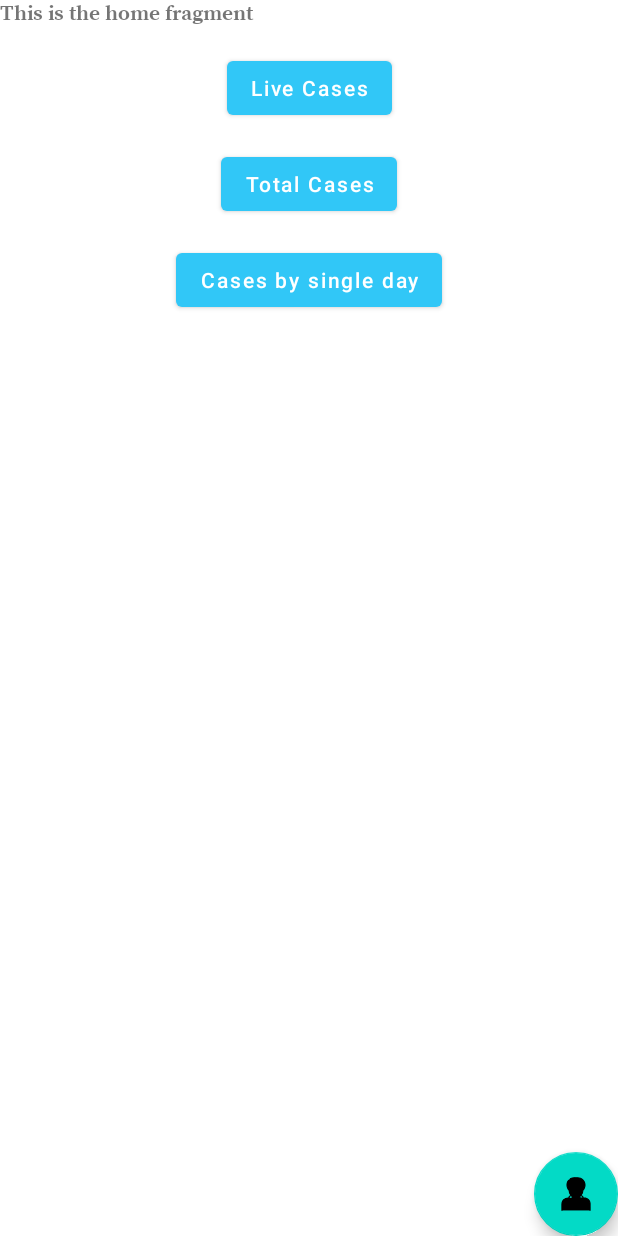
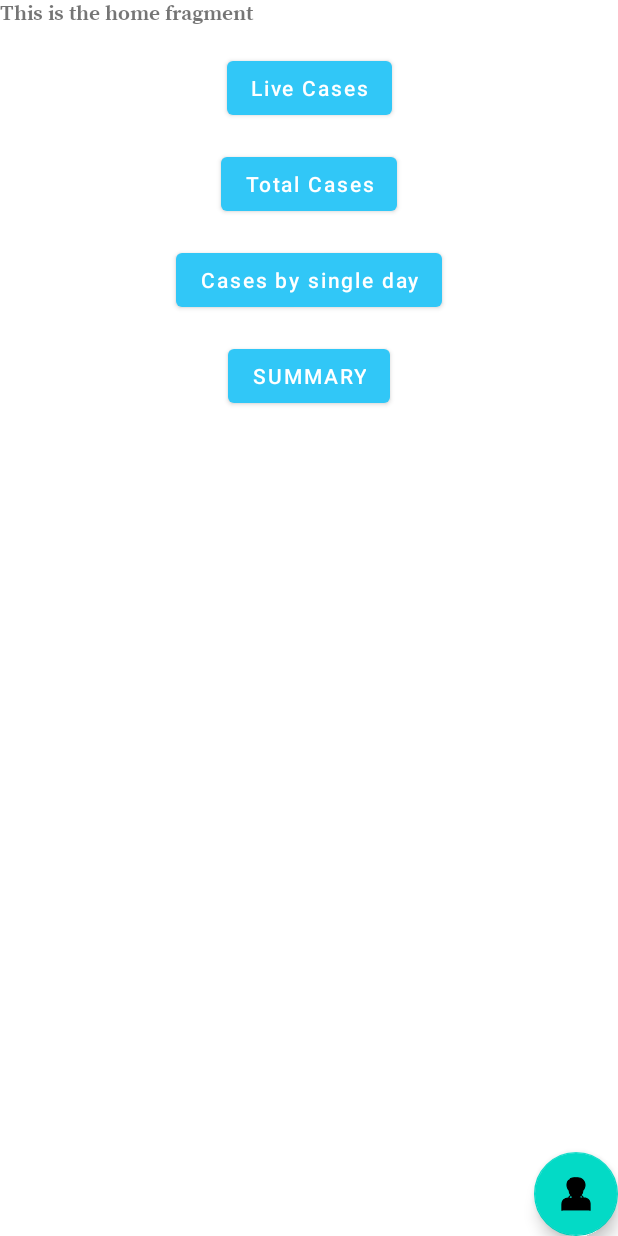
Before and after one commit to KSIH-project/KSIH-Covid19-App, an Android app: the layout home_fragment.xml on its own in the app's theme, with its tools: preview values and no code run, on a phone screen of 412 x 824 dp. Run offline under Robolectric (Android 15) with nearby library versions, the phone set to English and light mode, and no system bars; network calls fail; Roboto replaces fonts that are not available here.

Commit message:
finished fixing conflicts

```diff
--- a/app/src/main/AndroidManifest.xml
+++ b/app/src/main/AndroidManifest.xml
@@ -5,13 +5,14 @@
     <uses-permission android:name="android.permission.ACCESS_NETWORK_STATE" />
     <uses-permission android:name="android.permission.INTERNET"/>
     <application
+        android:name=".FlagEmojiApplication"
         android:allowBackup="true"
         android:icon="@mipmap/ic_launcher"
         android:label="@string/app_name"
         android:roundIcon="@mipmap/ic_launcher_round"
         android:supportsRtl="true"
         android:theme="@style/AppTheme">
-        <activity android:name=".MainActivity"
+        <activity android:name=".ui.MainActivity"
             android:label="@string/app_name">
             <intent-filter>
                 <action android:name="android.intent.action.MAIN" />
--- a/app/src/main/java/com/android/ksih_covid_19_app/ui/MainActivity.kt
+++ b/app/src/main/java/com/android/ksih_covid_19_app/ui/MainActivity.kt
@@ -13,9 +13,6 @@ class MainActivity : AppCompatActivity() {
         super.onCreate(savedInstanceState)
         setContentView(R.layout.activity_main)
 
-        mNavController = Navigation.findNavController(this,
-            R.id.fragment
-        )
         mNavController = Navigation.findNavController(this, R.id.fragment)
         setDestinationListener()
 
--- a/app/src/main/java/com/android/ksih_covid_19_app/ui/home/HomeFragment.kt
+++ b/app/src/main/java/com/android/ksih_covid_19_app/ui/home/HomeFragment.kt
@@ -36,6 +36,10 @@ class HomeFragment : Fragment(R.layout.home_fragment) {
             findNavController(it).navigate(R.id.dayOneTotalFragment)
         }
 
+        summary_button.setOnClickListener {
+            findNavController(it).navigate(R.id.summaryFragment)
+        }
+
         val bottomSheetBehavior =
             BottomSheetBehavior.from(prevention_bottom_sheet)
 
--- a/app/src/main/java/com/android/ksih_covid_19_app/ui/summary/MainSummaryViewModel.kt
+++ b/app/src/main/java/com/android/ksih_covid_19_app/ui/summary/MainSummaryViewModel.kt
@@ -2,6 +2,7 @@ package com.android.ksih_covid_19_app.ui.summary
 
 import androidx.lifecycle.MutableLiveData
 import com.android.ksih_covid_19_app.dataSource.BaseRepository
+import com.android.ksih_covid_19_app.dataSource.Repository
 import com.android.ksih_covid_19_app.model.Country
 
 class MainSummaryViewModel : SummaryViewModel() {
@@ -10,7 +11,7 @@ class MainSummaryViewModel : SummaryViewModel() {
 
     fun fetchSummaryList(){
         dataLoading.value = true
-        BaseRepository.getInstance().getSummaryList { isSuccess, response ->
+        Repository.getInstance().getSummaryList { isSuccess, response ->
             dataLoading.value = false
             if (isSuccess) {
                 summaryList.value = response?.Countries
--- a/app/src/main/res/layout/home_fragment.xml
+++ b/app/src/main/res/layout/home_fragment.xml
@@ -53,6 +53,16 @@
             app:layout_constraintEnd_toEndOf="parent"
             app:layout_constraintStart_toStartOf="parent"
             app:layout_constraintTop_toBottomOf="@id/button_total_cases" />
+
+        <Button
+            android:id="@+id/summary_button"
+            android:layout_width="wrap_content"
+            android:layout_height="wrap_content"
+            android:layout_marginTop="16dp"
+            android:text="Summary"
+            app:layout_constraintEnd_toEndOf="parent"
+            app:layout_constraintStart_toStartOf="parent"
+            app:layout_constraintTop_toBottomOf="@+id/button_day_one_cases" />
     </androidx.constraintlayout.widget.ConstraintLayout>
 
     <com.google.android.material.floatingactionbutton.FloatingActionButton
--- a/app/src/main/res/layout/prevention_bottom_sheet.xml
+++ b/app/src/main/res/layout/prevention_bottom_sheet.xml
@@ -7,6 +7,9 @@
     android:layout_height="match_parent"
     android:orientation="vertical"
     android:padding="16dp"
+    android:clickable="true"
+    android:focusable="true"
+     android:background="@color/white"
     app:behavior_hideable="true"
     app:behavior_peekHeight="0dp"
     app:layout_behavior="@string/bottom_sheet_behavior">
```
Also changed, not shown: app/src/main/java/com/android/ksih_covid_19_app/dataSource/BaseRepository.kt (+4 -27 lines), app/src/main/java/com/android/ksih_covid_19_app/dataSource/Repository.kt (added, +35 -0 lines), 228 other files.
